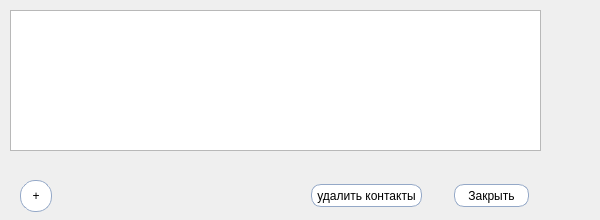
The window that App/dialogcontact.ui (truynder/TestApp) describes before a commit, drawn with Qt 5.
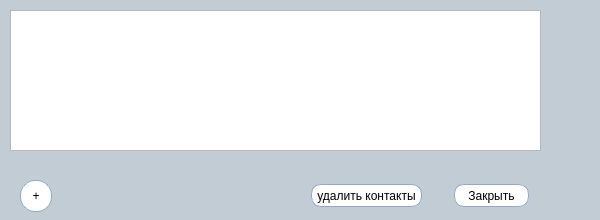
The same window after the commit.

```diff
--- a/App/dialogcontact.ui
+++ b/App/dialogcontact.ui
@@ -13,6 +13,11 @@
   <property name="windowTitle">
    <string>Dialog</string>
   </property>
+  <property name="styleSheet">
+   <string notr="true">QDialog{
+ background-color: rgb(193, 204, 212);
+}</string>
+  </property>
   <widget class="QPushButton" name="addContact">
    <property name="geometry">
     <rect>
```
